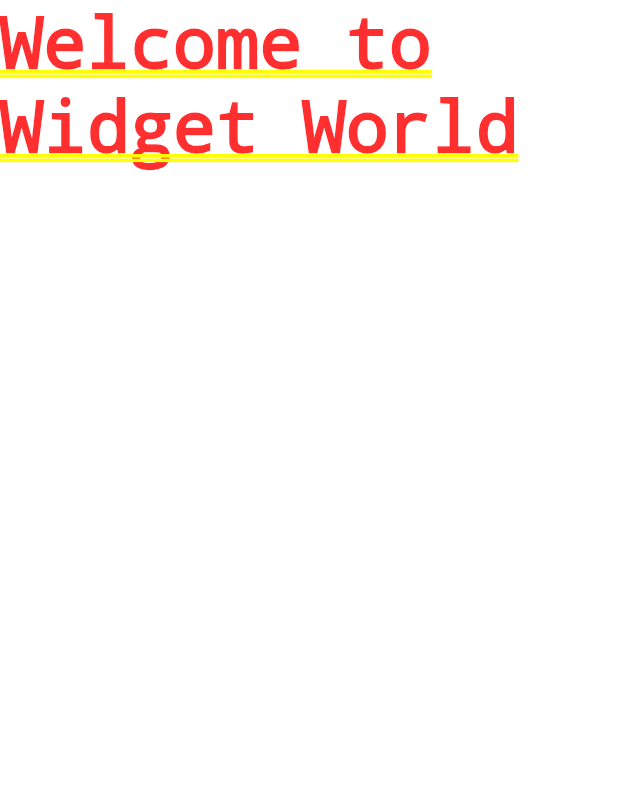
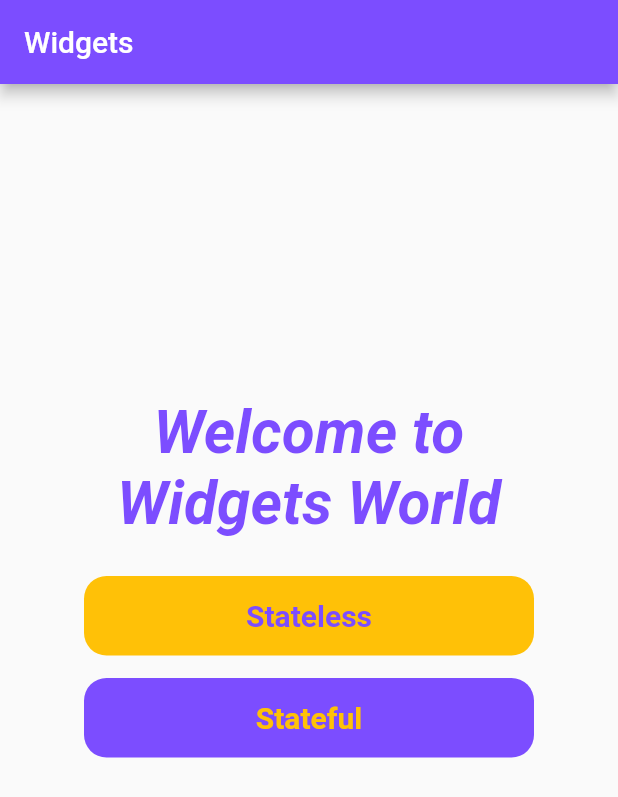
Before and after one commit to akashpatra/flutter_widgets, a Flutter app: the screen it shows after launch, on a phone screen of 412 x 824 dp. Shown: the top 797 px of the screen. Run offline on Flutter 3.47's test engine with Material 2 defaults, Android fonts, the phone set to English and light mode, and no system bars.

Commit message:
feat: Added HomeScreen and SLessScreen

```diff
--- /dev/null
+++ b/lib/HomeScreen.dart
@@ -0,0 +1,82 @@
+import 'package:flutter/material.dart';
+import 'package:widgets/SLessScreen.dart';
+
+class HomeScreen extends StatelessWidget {
+  @override
+  Widget build(BuildContext context) {
+    return Scaffold(
+      appBar: AppBar(
+        title: Text(
+          'Widgets',
+          style: TextStyle(
+            color: Colors.white,
+          ),
+        ),
+      ),
+      body: Center(
+        child: Container(
+          width: 300,
+          height: 400,
+          child: Column(
+            children: <Widget>[
+              Container(
+                child: Text(
+                  'Welcome to Widgets World',
+                  textAlign: TextAlign.center,
+                  style: TextStyle(
+                    color: Colors.deepPurpleAccent,
+                    fontWeight: FontWeight.bold,
+                    fontSize: 40,
+                    fontStyle: FontStyle.italic,
+                  ),
+                ),
+                margin: EdgeInsets.symmetric(vertical: 25),
+              ),
+              InkWell(
+                onTap: () => Navigator.of(context).push(
+                  MaterialPageRoute(
+                    builder: (_) {
+                      return SLessScreen();
+                    },
+                  ),
+                ),
+                child: Container(
+                  width: double.infinity,
+                  margin: EdgeInsets.only(bottom: 15),
+                  alignment: Alignment.center,
+                  child: Text('Stateless',
+                      style: TextStyle(
+                        fontWeight: FontWeight.bold,
+                        color: Colors.deepPurpleAccent,
+                        fontSize: 20,
+                      )),
+                  padding: const EdgeInsets.all(15),
+                  decoration: BoxDecoration(
+                      color: Colors.amber,
+                      borderRadius: BorderRadius.circular(15)),
+                ),
+              ),
+              InkWell(
+                onTap: () => print("Clicked 2"),
+                child: Container(
+                  width: double.infinity,
+                  alignment: Alignment.center,
+                  child: Text('Stateful',
+                      style: TextStyle(
+                        fontWeight: FontWeight.bold,
+                        color: Colors.amber,
+                        fontSize: 20,
+                      )),
+                  padding: const EdgeInsets.all(15),
+                  decoration: BoxDecoration(
+                      color: Colors.deepPurpleAccent,
+                      borderRadius: BorderRadius.circular(15)),
+                ),
+              ),
+            ],
+          ),
+        ),
+      ),
+    );
+  }
+}
--- /dev/null
+++ b/lib/SLessScreen.dart
@@ -0,0 +1,18 @@
+import 'package:flutter/material.dart';
+
+class SLessScreen extends StatelessWidget {
+  @override
+  Widget build(BuildContext context) {
+    return Scaffold(
+      appBar: AppBar(
+        title: Text(
+          'Stateless',
+          style: TextStyle(
+            color: Colors.white,
+          ),
+        ),
+      ),
+      body: Text('Stateless'),
+    );
+  }
+}
--- a/lib/main.dart
+++ b/lib/main.dart
@@ -1,4 +1,5 @@
 import 'package:flutter/material.dart';
+import 'package:widgets/HomeScreen.dart';
 
 void main() {
   runApp(MyApp());
@@ -8,7 +9,12 @@ class MyApp extends StatelessWidget {
   @override
   Widget build(BuildContext context) {
     return MaterialApp(
-      home: Text('Welcome to Widget World'),
+      debugShowCheckedModeBanner: false,
+      theme: ThemeData(
+        primaryColor: Colors.deepPurpleAccent,
+        accentColor: Colors.amber,
+      ),
+      home: HomeScreen(),
     );
   }
 }
```
